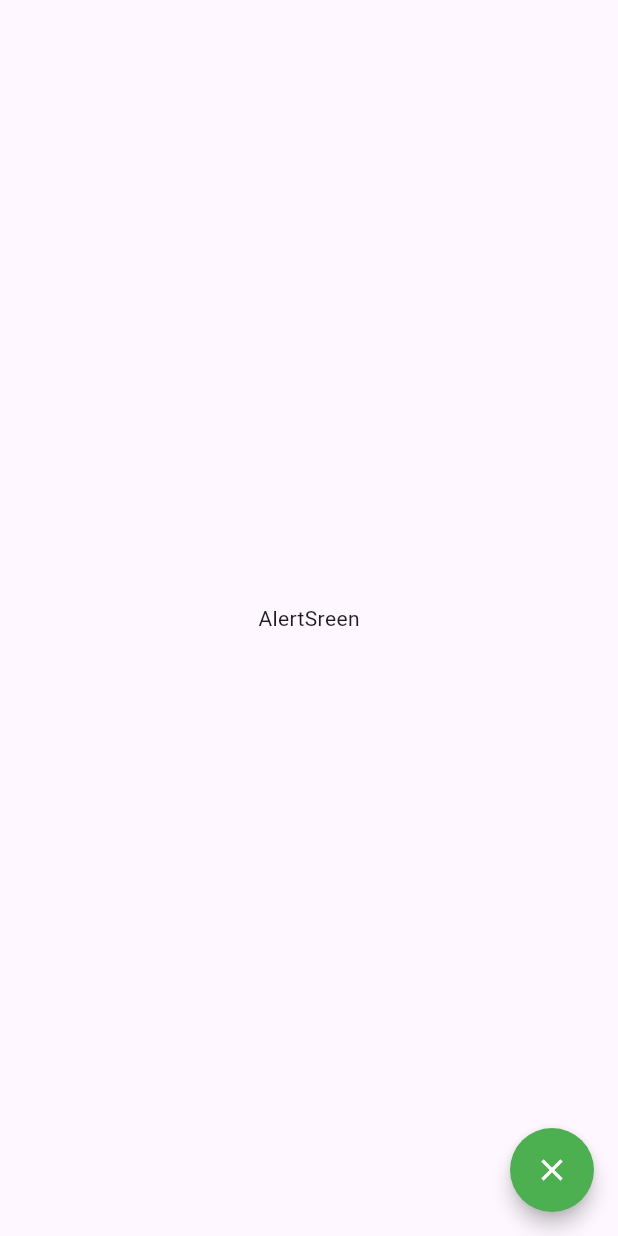
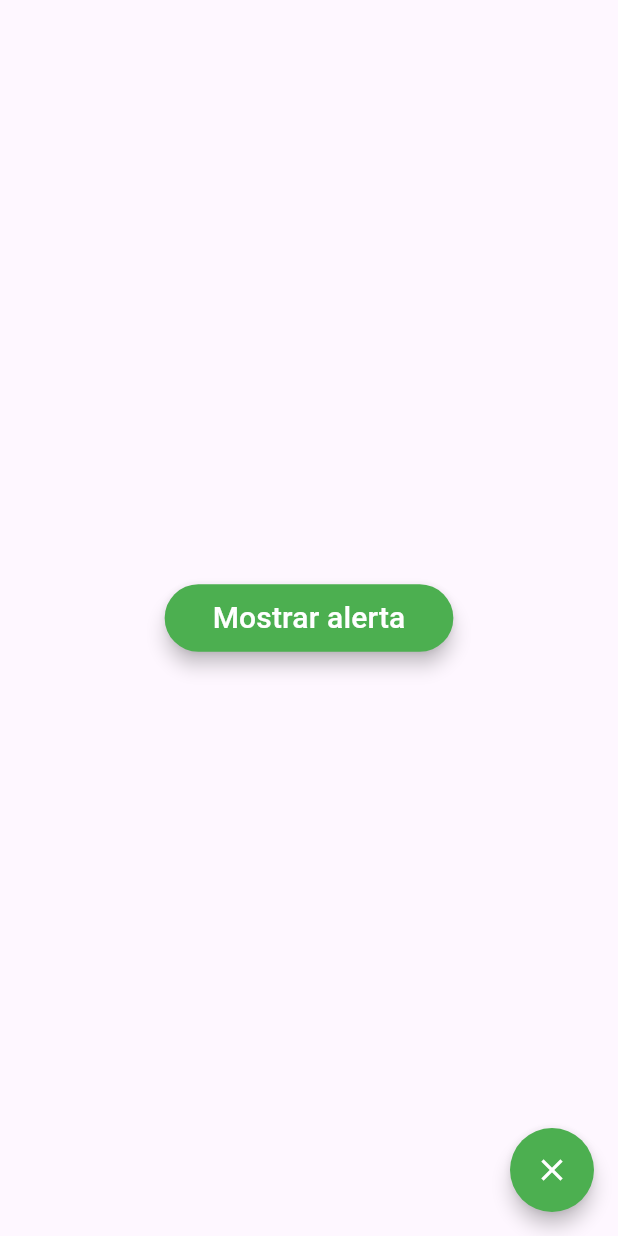
Before and after one commit to Javier-GitHU/fl_components, a Flutter app: the AlertSreen screen opened by its route, on a phone screen of 412 x 824 dp. Run offline on Flutter 3.47's test engine with Material 3 defaults, Android fonts, the phone set to English and light mode, and no system bars.

Commit message:
Añadido a la screen de alerta un boton que al pulsarlo salte una ventana con  un mensaje y un logo

```diff
--- a/lib/srceens/alert_sreen.dart
+++ b/lib/srceens/alert_sreen.dart
@@ -4,11 +4,37 @@ class AlertSreen extends StatelessWidget {
 
   const AlertSreen({Key? key}) : super(key: key);
 
+  void displayDialog(BuildContext context){
+    showDialog(
+    context: context,
+    builder: ( context ) {
+      return const AlertDialog(
+        title: Text("Alerta"),
+        content:
+        Column(
+          mainAxisSize: MainAxisSize.min,
+          children: [
+            Text("Este es el contenido del mensaje de alerta"),
+            SizedBox(height: 10,),
+            FlutterLogo(size: 100,)
+          ],
+        ),
+
+      );
+    }
+    );
+  }
   @override
   Widget build(BuildContext context) {
     return  Scaffold(
-      body: const Center(
-         child: Text('AlertSreen'),
+      body: Center(
+         child: ElevatedButton(
+          onPressed: () => displayDialog(context), //Si lo pones a null el boton no se podra pulsar
+          child: const Padding(
+            padding: EdgeInsets.all(8.0),
+            child: Text("Mostrar alerta", style: TextStyle(fontSize: 20),),
+          ),
+          ),
       ),
       floatingActionButton: FloatingActionButton(
         child: const Icon(Icons.close),
--- a/lib/theme/app_theme.dart
+++ b/lib/theme/app_theme.dart
@@ -19,6 +19,15 @@ class AppTheme {
         elevation: 5,
         foregroundColor: Colors.white, //Cambiar el color de icono
         shape: StadiumBorder(),//Redondea el icono
-      )
-      );
+      ),
+      //Elevated button
+      elevatedButtonTheme: ElevatedButtonThemeData(
+        style: ElevatedButton.styleFrom(
+          backgroundColor: primary,
+          foregroundColor: Colors.white,
+          shape: StadiumBorder(),
+          elevation: 5,
+        ),
+      ),
+    );
 }
```
